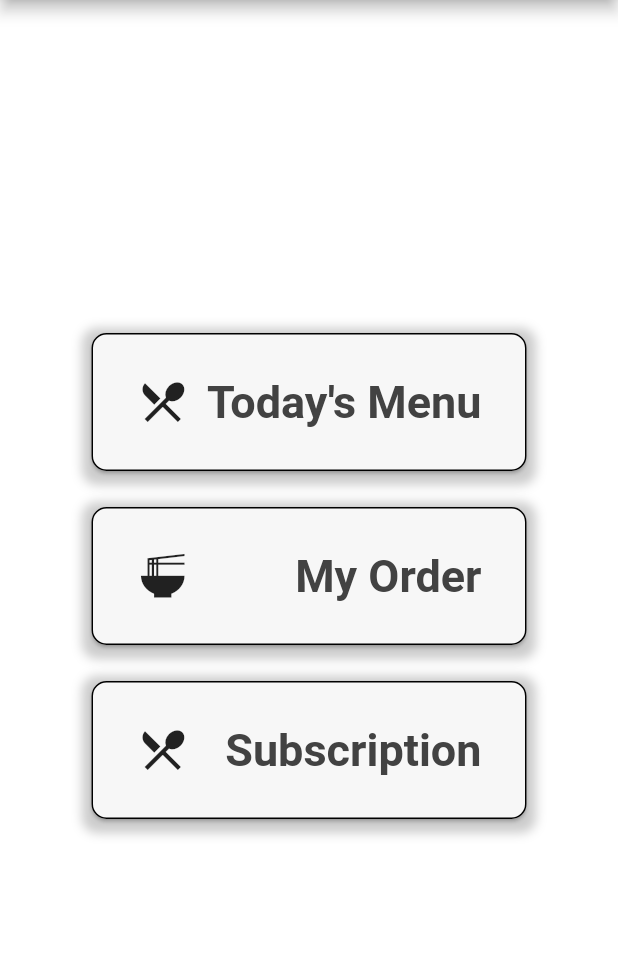
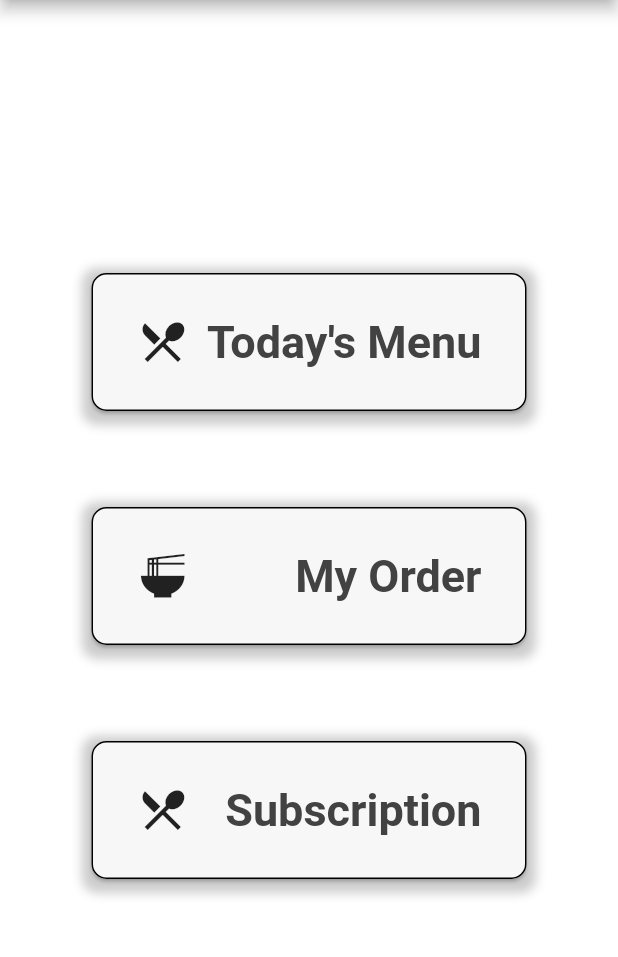
Before and after one commit to Jom-Tapau-Mobile/jom-tapau-mobile, a Flutter app: the screen it shows once a user with an empty profile is signed in, on a phone screen of 412 x 824 dp, the part 84-1041 px from its top. Run offline on Flutter 3.47's test engine with Material 2 defaults, Android fonts, the phone set to English and light mode, and no system bars; our stand-ins replace firebase_auth, firebase_core; missing offline and left inert: dart:js; accounts and stored records are empty.

Commit message:
Adding space between button

```diff
--- a/lib/screens/home/home.dart
+++ b/lib/screens/home/home.dart
@@ -106,7 +106,9 @@ class Home extends StatelessWidget {
                         ),
                       )),
                 ),
-
+                SizedBox(
+                  height: 40,
+                ),
                 //My order
                 GestureDetector(
                   onTap: () {},
@@ -159,7 +161,9 @@ class Home extends StatelessWidget {
                         ),
                       )),
                 ),
-
+                SizedBox(
+                  height: 40,
+                ),
                 //Subscription
                 GestureDetector(
                   onTap: () {},
```
